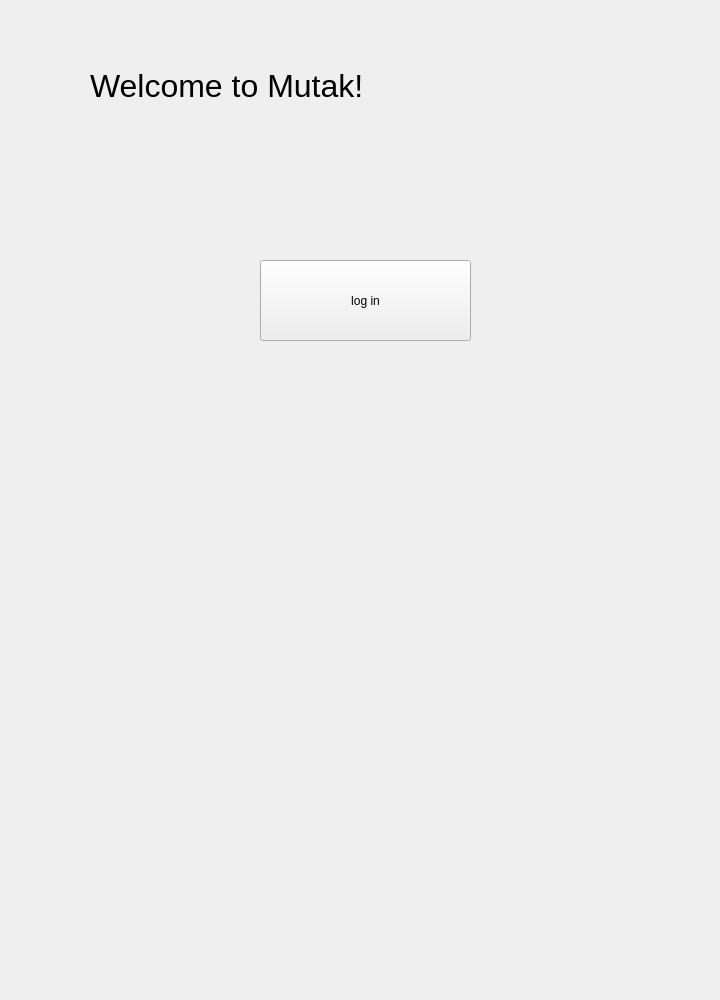
First picture: the form in mutak/mainwindow.ui, repository ahmed-debbech/mutak, before the edit.
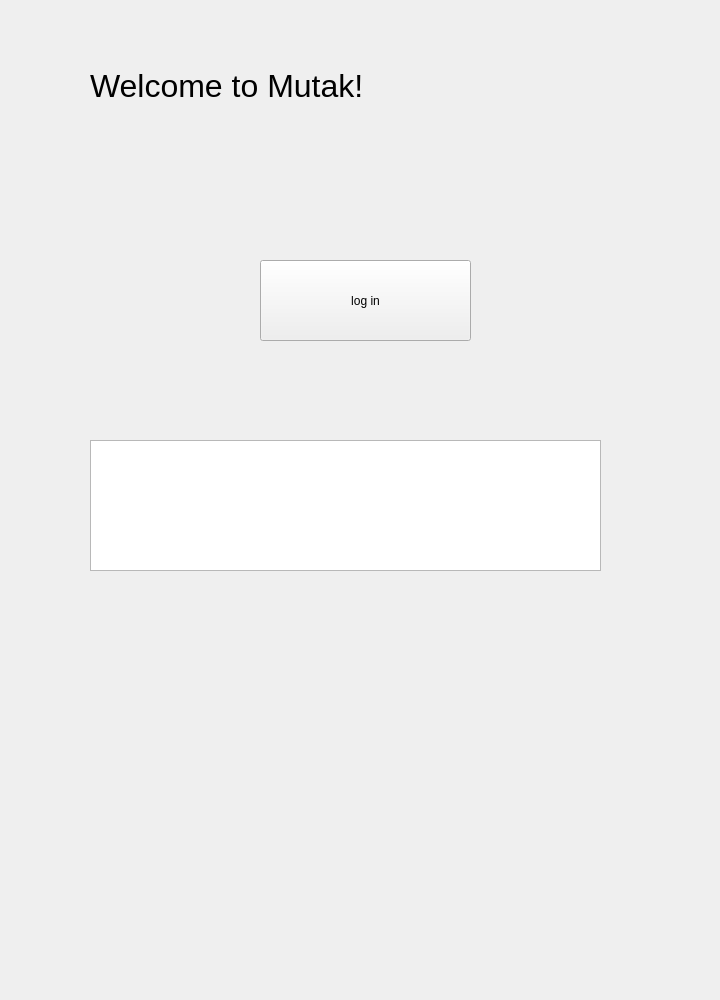
Second picture: the form after the edit.

Commit message: Add authorization class to mainwindow

```diff
--- a/mutak/mainwindow.ui
+++ b/mutak/mainwindow.ui
@@ -59,6 +59,16 @@
        <string>log in</string>
       </property>
      </widget>
+     <widget class="QPlainTextEdit" name="plainTextEdit">
+      <property name="geometry">
+       <rect>
+        <x>90</x>
+        <y>440</y>
+        <width>511</width>
+        <height>131</height>
+       </rect>
+      </property>
+     </widget>
     </widget>
     <widget class="QWidget" name="page_2"/>
    </widget>
```
The commit also changes 10 other files.
